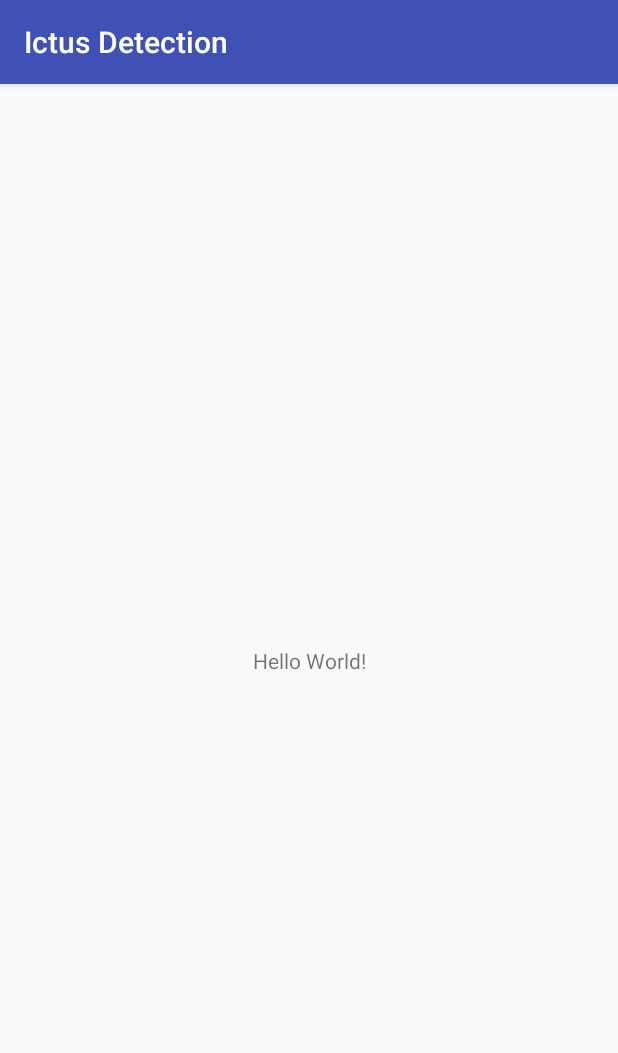
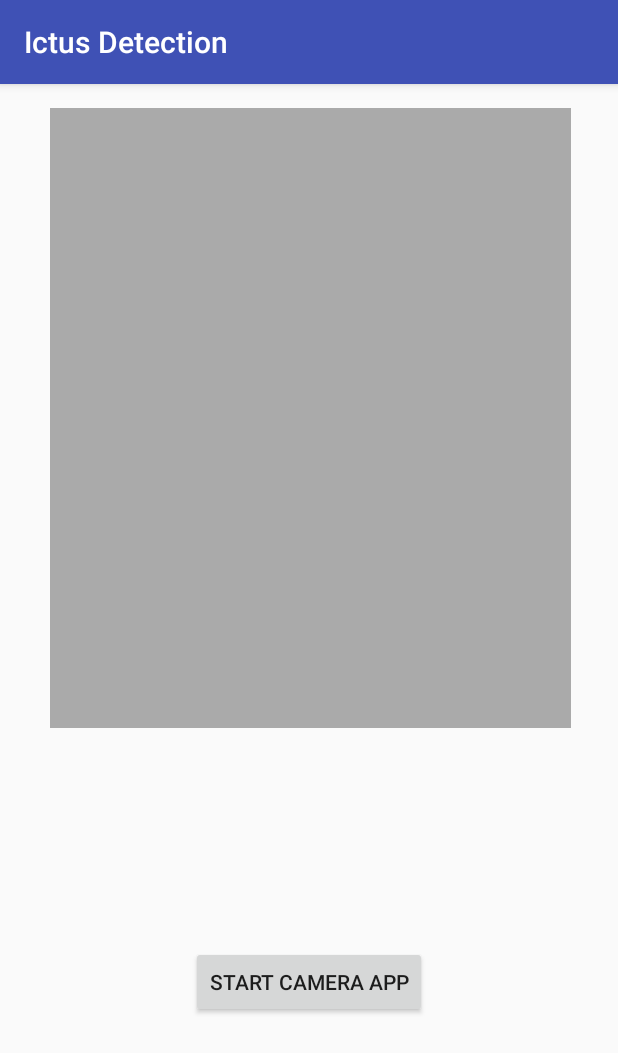
Before and after one commit to mapu77/IctusDetection, an Android app: the screen it shows after launch (MainActivity), on a phone screen of 412 x 824 dp. Shown: the top 1053 px of the screen. Run offline under Robolectric (Android 15) with nearby library versions, the phone set to English and light mode, and no system bars.

Commit message:
Add camera capture

```diff
--- a/app/build.gradle
+++ b/app/build.gradle
@@ -1,5 +1,6 @@
 apply plugin: 'com.android.application'
 apply plugin: 'kotlin-android'
+apply plugin: 'kotlin-android-extensions'
 
 android {
     compileSdkVersion 25
@@ -30,6 +31,7 @@ dependencies {
     testCompile 'junit:junit:4.12'
     compile "org.jetbrains.kotlin:kotlin-stdlib-jre7:$kotlin_version"
 }
+
 repositories {
     mavenCentral()
 }
--- a/app/src/main/AndroidManifest.xml
+++ b/app/src/main/AndroidManifest.xml
@@ -1,6 +1,9 @@
 <?xml version="1.0" encoding="utf-8"?>
 <manifest xmlns:android="http://schemas.android.com/apk/res/android"
     package="org.hackprague.ictusdetection">
+
+    <uses-permission android:name="android.permission.WRITE_EXTERNAL_STORAGE" />
+    <uses-permission android:name="android.permission.READ_EXTERNAL_STORAGE" />
 
     <application
         android:allowBackup="true"
--- a/app/src/main/res/layout/activity_main.xml
+++ b/app/src/main/res/layout/activity_main.xml
@@ -6,13 +6,27 @@
     android:layout_height="match_parent"
     tools:context="org.hackprague.ictusdetection.MainActivity">
 
-    <TextView
+    <ImageView
+        android:id="@+id/photoImageView"
+        android:layout_width="347dp"
+        android:layout_height="413dp"
+        android:layout_marginTop="16dp"
+        android:contentDescription="View for displaying image"
+        app:layout_constraintHorizontal_bias="0.513"
+        app:layout_constraintLeft_toLeftOf="parent"
+        app:layout_constraintRight_toRightOf="parent"
+        app:layout_constraintTop_toTopOf="parent"
+        app:srcCompat="@android:color/darker_gray" />
+
+    <Button
+        android:id="@+id/cameraButton"
         android:layout_width="wrap_content"
         android:layout_height="wrap_content"
-        android:text="Hello World!"
+        android:layout_marginBottom="8dp"
+        android:layout_marginTop="8dp"
+        android:text="start camera app"
         app:layout_constraintBottom_toBottomOf="parent"
         app:layout_constraintLeft_toLeftOf="parent"
         app:layout_constraintRight_toRightOf="parent"
-        app:layout_constraintTop_toTopOf="parent" />
-
+        app:layout_constraintTop_toBottomOf="@+id/photoImageView" />
 </android.support.constraint.ConstraintLayout>
```
Also changed, not shown: app/src/main/java/org/hackprague/ictusdetection/MainActivity.kt (+42 -0 lines).
